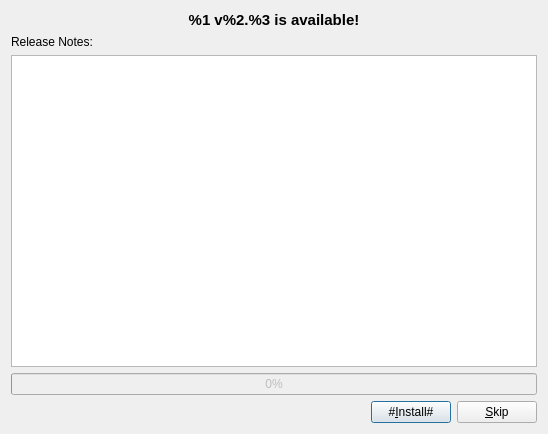
First picture: the form in Beeftext/Update/UpdateDialog.ui, repository xmichelo/Beeftext, before the edit.
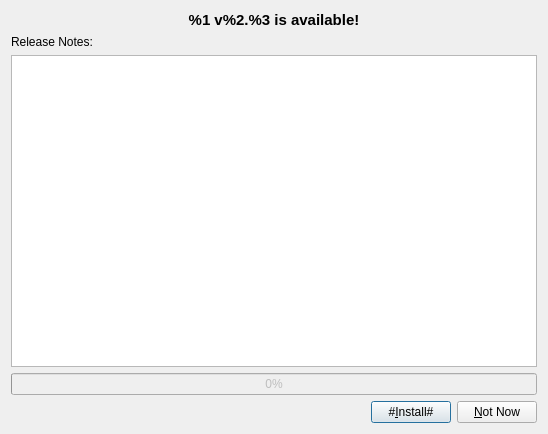
Second picture: the form after the edit.

Commit message:
Changed update dialog `Skip` button to `Not now`.
Fixes #436.

```diff
--- a/Beeftext/Update/UpdateDialog.ui
+++ b/Beeftext/Update/UpdateDialog.ui
@@ -86,7 +86,7 @@
      <item>
       <widget class="QPushButton" name="buttonSkip">
        <property name="text">
-        <string>&amp;Skip</string>
+        <string>&amp;Not Now</string>
        </property>
       </widget>
      </item>
```
Left out of the diff: 21 changed lines with no effect on the pictures. The commit also changes 2 other files.
